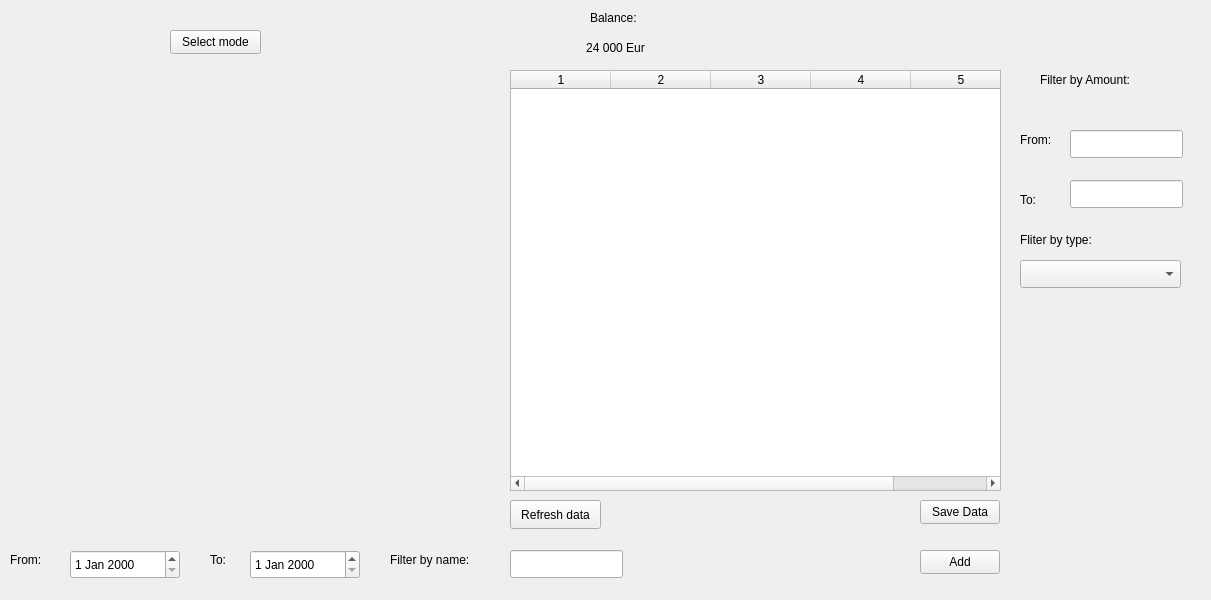
Qt form financeManager/mainwindow.ui (NoSparkles/komandinis-projektas_cpp_2_semestras) before a commit.
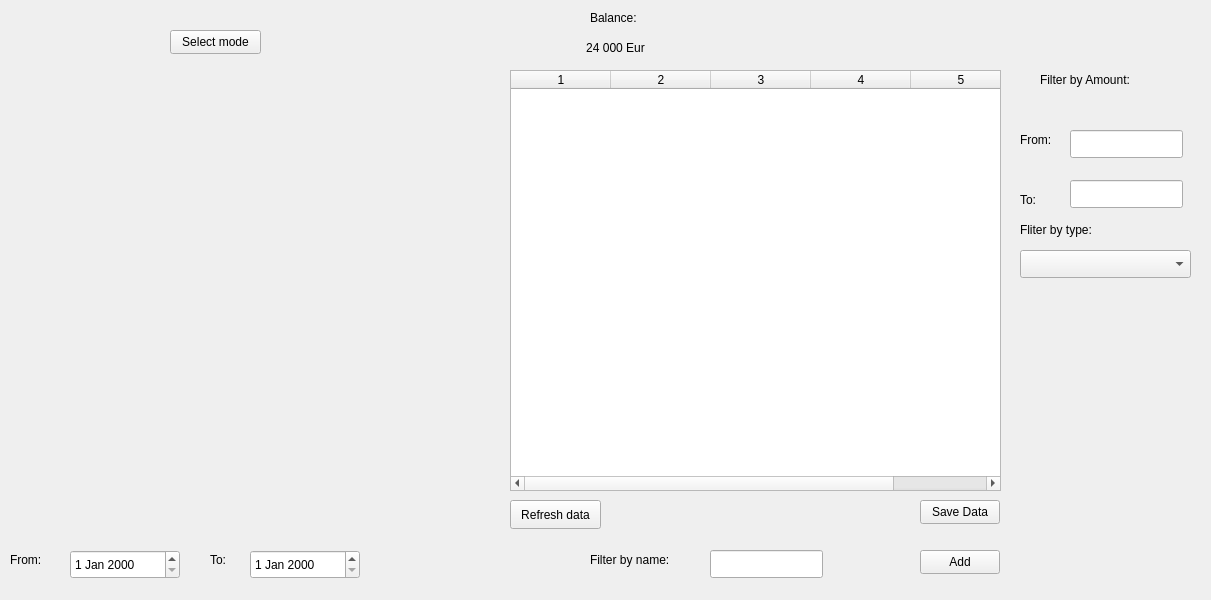
The same form after that commit.

Patch:
```diff
--- a/financeManager/mainwindow.ui
+++ b/financeManager/mainwindow.ui
@@ -140,8 +140,8 @@
     <property name="geometry">
      <rect>
       <x>1020</x>
-      <y>260</y>
-      <width>161</width>
+      <y>250</y>
+      <width>171</width>
       <height>28</height>
      </rect>
     </property>
@@ -149,7 +149,7 @@
    <widget class="QLineEdit" name="lineEdit">
     <property name="geometry">
      <rect>
-      <x>510</x>
+      <x>710</x>
       <y>550</y>
       <width>113</width>
       <height>28</height>
@@ -199,7 +199,7 @@
     <property name="geometry">
      <rect>
       <x>1020</x>
-      <y>230</y>
+      <y>220</y>
       <width>91</width>
       <height>20</height>
      </rect>
@@ -211,7 +211,7 @@
    <widget class="QLabel" name="label_5">
     <property name="geometry">
      <rect>
-      <x>390</x>
+      <x>590</x>
       <y>550</y>
       <width>111</width>
       <height>20</height>
```
